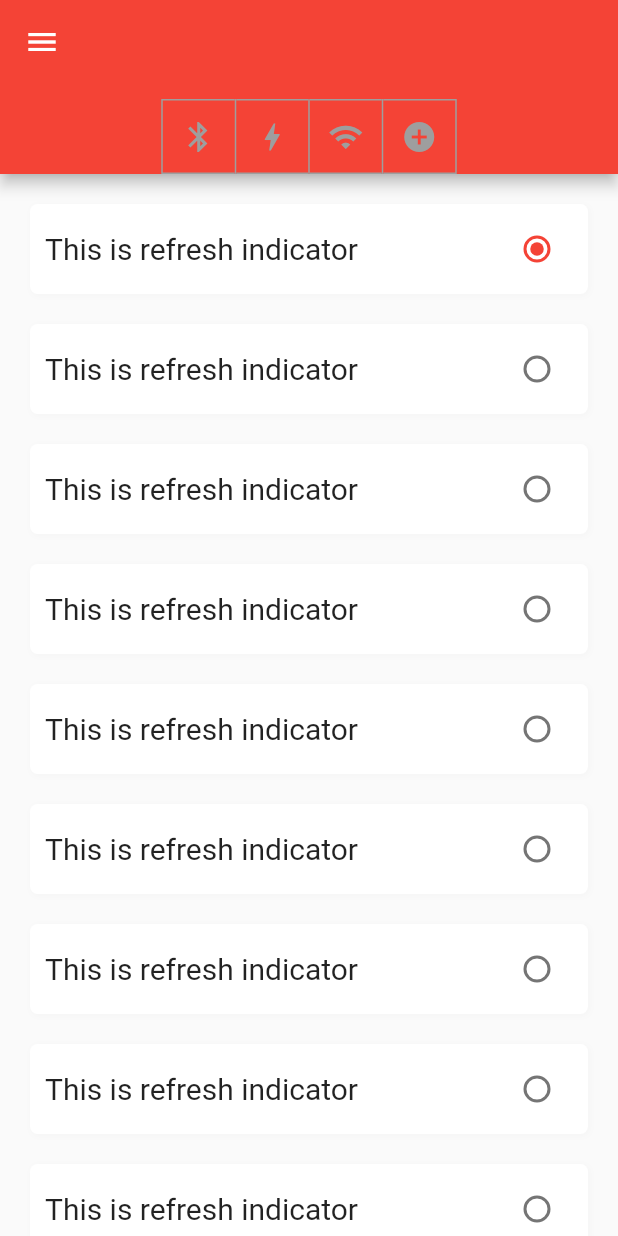
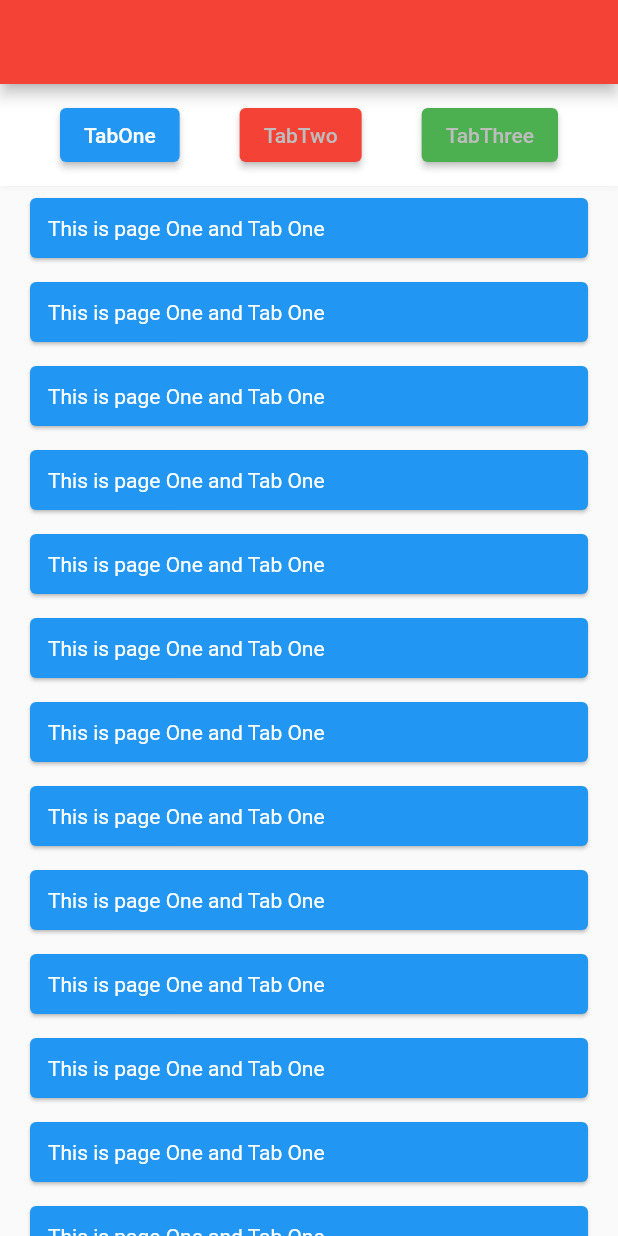
Before and after one commit to Mustakimmokter/Flutter_Widgets_Practice, a Flutter app: the screen it shows after launch, on a phone screen of 412 x 824 dp. Run offline on Flutter 3.47's test engine with Material 2 defaults, Android fonts, the light colour scheme and no system bars.

Commit message:
Created custom Tab bar

```diff
--- a/lib/main.dart
+++ b/lib/main.dart
@@ -2,6 +2,7 @@ import 'package:flutter/material.dart';
 import 'package:provider/provider.dart';
 import 'package:widget_practice_one/iu/provider/ebook_provider.dart';
 import 'package:widget_practice_one/iu/show_widgets/screen/show_widget_screen.dart';
+import 'package:widget_practice_one/widgets/custom_tabbar.dart';
 import 'iu/screen/ebook_app_screen.dart';
 import 'iu/show_widgets/provider/provider.dart';
 
@@ -29,7 +30,7 @@ class MyApp extends StatelessWidget {
         theme: ThemeData(
           primarySwatch: Colors.red,
         ),
-        home: ShowWidgetScreen(),
+        home: CustomTabBar(),
       );
 
     },);
--- /dev/null
+++ b/lib/widgets/custom_tabbar.dart
@@ -0,0 +1,113 @@
+import 'package:flutter/material.dart';
+
+class CustomTabBar extends StatefulWidget {
+  CustomTabBar({Key? key}) : super(key: key);
+
+  @override
+  State<CustomTabBar> createState() => _CustomTabBarState();
+}
+
+class _CustomTabBarState extends State<CustomTabBar> {
+
+  final PageController _pageController = PageController();
+
+  final List<String> _labels = ['TabOne', 'TabTwo', 'TabThree'];
+
+  final List<Color> _tabColors = [Colors.blue,Colors.red,Colors.green];
+
+  final List<String> _texts = [
+    'This is page One and Tab One',
+    'This is page Two and Tab Two',
+    'This is page Three and Tab Three'
+  ];
+
+   int _selectedIndex = 0;
+
+  void _getSelected(int index){
+   setState(() {
+     _selectedIndex = index;
+   });
+    _pageController.animateToPage(_selectedIndex, duration: const Duration(milliseconds: 300), curve: Curves.linear);
+  }
+
+  @override
+  Widget build(BuildContext context) {
+    return Scaffold(
+      appBar: AppBar(),
+      body: Column(
+        children: [
+          Container(
+            padding: const EdgeInsets.symmetric(vertical: 10),
+            decoration: BoxDecoration(
+              color: Colors.white,
+              boxShadow: [
+                BoxShadow(
+                  color: Colors.grey.shade200,
+                  blurRadius: 03,
+                  offset: Offset(1, 1),
+                ),
+              ],
+            ),
+            child: Row(
+              mainAxisAlignment: MainAxisAlignment.spaceEvenly,
+              children: List.generate(3, (index) {
+                return _tabButton(
+                  onTap: (){
+                    _getSelected(index);
+                  },
+                  backgroundColor: _tabColors[index],
+                  labelColor: _selectedIndex == index ? Colors.white:Colors.grey.shade400,
+                  label: _labels[index],
+                );
+              }),
+            ),
+          ),
+          Expanded(
+            child: PageView.builder(
+              controller: _pageController,
+              itemCount: _labels.length,
+              itemBuilder: (context, index) {
+                return _tabPage(
+                  refreshColor: _tabColors[index],
+                  text: _texts[index],
+                  color: _tabColors[index],
+                );
+              },
+            ),
+          ),
+        ],
+      ),
+    );
+  }
+
+  Widget _tabPage({required String text,Color? color,Color? refreshColor}){
+    return RefreshIndicator(
+      color: refreshColor ?? Colors.red,
+      onRefresh: ()async{},
+      child: ListView.builder(
+        itemCount: 20,
+        itemBuilder: (context, index) {
+          return Card(
+            margin: const EdgeInsets.only(left: 20,right: 20,top: 08,bottom: 08),
+            color:  color ?? Colors.white,
+            child: Padding(
+              padding: const EdgeInsets.all(12.0),
+              child: Text(text,style: const TextStyle(color: Colors.white),),
+            ),
+
+          );
+        },
+      ),
+    );
+  }
+
+  Widget _tabButton({required VoidCallback onTap,required String label,Color? labelColor,Color? backgroundColor}){
+    return  ElevatedButton(
+      style: ElevatedButton.styleFrom(
+          backgroundColor: backgroundColor ?? Colors.blue
+      ),
+      onPressed: onTap,
+      child: Text(label,style: TextStyle(color: labelColor ?? Colors.white),),
+    );
+  }
+}
```
